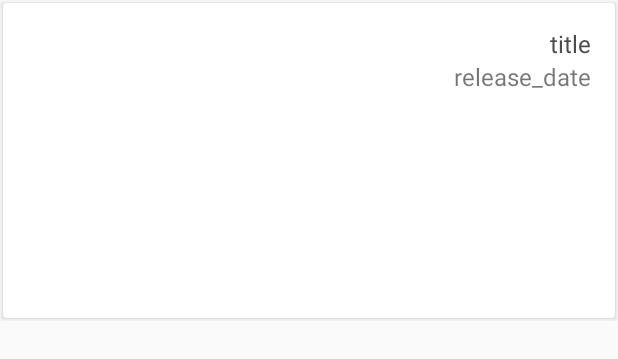
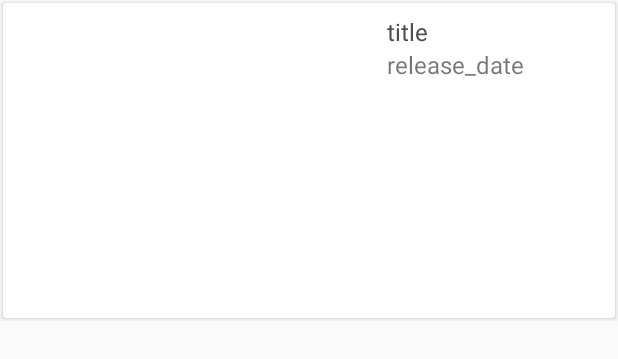
Before and after one commit to txemasv/ghibli-films, an Android app: the layout card_item.xml on its own in the app's theme, with its tools: preview values and no code run, on a phone screen of 412 x 824 dp. Shown: the top 359 px of the screen. Run offline under Robolectric (Android 15) with nearby library versions, the phone set to English and light mode, and no system bars.

```diff
--- a/app/src/main/java/org/app/txema/ghiblifilms/MainActivity.java
+++ b/app/src/main/java/org/app/txema/ghiblifilms/MainActivity.java
@@ -45,7 +45,7 @@ public class MainActivity extends AppCompatActivity {
         Toolbar toolbar = (Toolbar) findViewById(R.id.toolbar);
         setSupportActionBar(toolbar);
 
-        //Declare collapsingToolbar
+        //Declare collapsingToolbarLayout
         CollapsingToolbarLayout collapsingToolbarLayout = (CollapsingToolbarLayout) findViewById(R.id.collapsing_toolbar);
         collapsingToolbarLayout.setTitle(getString(R.string.cover_title));
 
@@ -61,7 +61,11 @@ public class MainActivity extends AppCompatActivity {
         recyclerView.setLayoutManager(layoutManager);
 
         //Set image cover for collapsingLayout (Using Glide)
-        Glide.with(this).load(R.drawable.cover).into((ImageView) findViewById(R.id.backdrop));
+        try {
+            Glide.with(this).load(R.drawable.cover).into((ImageView) findViewById(R.id.backdrop));
+        } catch (Exception e) {
+            e.printStackTrace();
+        }
 
         //Declare ApiInterface Service
         ApiInterface apiService =
--- a/app/src/main/res/layout/card_item.xml
+++ b/app/src/main/res/layout/card_item.xml
@@ -28,7 +28,7 @@
             <TextView
                 android:id="@+id/title"
                 android:text="title"
-                android:layout_width="wrap_content"
+                android:layout_width="@dimen/film_title_layout_width"
                 android:layout_height="wrap_content"
                 android:layout_alignParentRight="true"
                 android:paddingLeft="@dimen/film_title_padding"
@@ -40,7 +40,7 @@
             <TextView
                 android:id="@+id/release_date"
                 android:text="release_date"
-                android:layout_width="wrap_content"
+                android:layout_width="@dimen/film_release_layout_width"
                 android:layout_height="wrap_content"
                 android:layout_alignParentRight="true"
                 android:layout_below="@id/title"
--- a/app/src/main/res/values/dimens.xml
+++ b/app/src/main/res/values/dimens.xml
@@ -7,11 +7,14 @@
     <dimen name="film_poster_width">150dp</dimen>
     <dimen name="film_poster_height">210dp</dimen>
 
-    <dimen name="film_title_padding">16dp</dimen>
-    <dimen name="film_title_textSize">16sp</dimen>
+    <dimen name="film_title_padding">8dp</dimen>
+    <dimen name="film_title_textSize">16dp</dimen>
+    <dimen name="film_title_layout_width">160dp</dimen>
+
     <dimen name="film_release_date_paddingBottom">16dp</dimen>
-    <dimen name="film_release_date_padding">16dp</dimen>
-    <dimen name="film_release_date_textSize">16sp</dimen>
+    <dimen name="film_release_date_padding">8dp</dimen>
+    <dimen name="film_release_date_textSize">16dp</dimen>
+    <dimen name="film_release_layout_width">160dp</dimen>
 
     <dimen name="detail_backdrop_height">250dp</dimen>
 </resources>
```
